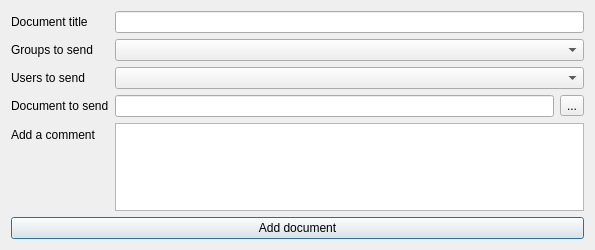
turulomio/didyoureadme, file ui/frmDocumentsIBM.ui: the form before one commit.
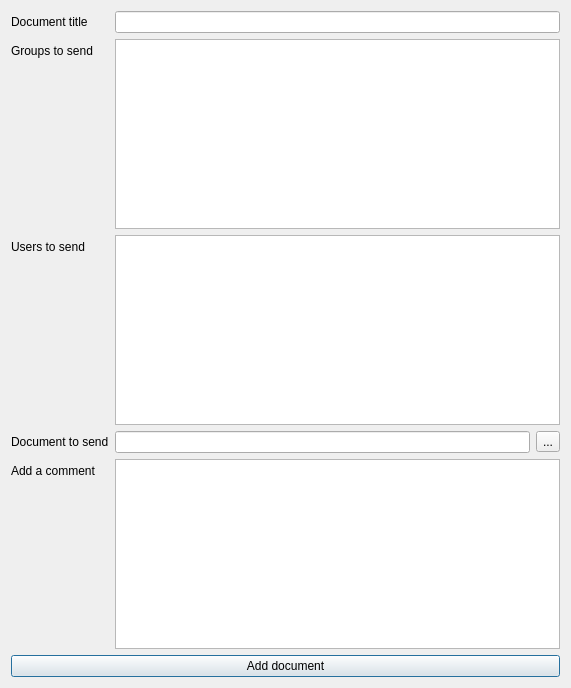
The form after the commit. Icons and pictures are not drawn.

What changed in the file:
```diff
--- a/ui/frmDocumentsIBM.ui
+++ b/ui/frmDocumentsIBM.ui
@@ -6,8 +6,8 @@
    <rect>
     <x>0</x>
     <y>0</y>
-    <width>595</width>
-    <height>250</height>
+    <width>571</width>
+    <height>688</height>
    </rect>
   </property>
   <property name="windowTitle">
@@ -43,12 +43,12 @@
         </widget>
        </item>
        <item row="1" column="1">
-        <widget class="QComboBox" name="cmbGroups">
-         <property name="sizePolicy">
-          <sizepolicy hsizetype="Expanding" vsizetype="Fixed">
-           <horstretch>0</horstretch>
-           <verstretch>0</verstretch>
-          </sizepolicy>
+        <widget class="QListView" name="lstGroups">
+         <property name="editTriggers">
+          <set>QAbstractItemView::NoEditTriggers</set>
+         </property>
+         <property name="selectionMode">
+          <enum>QAbstractItemView::NoSelection</enum>
          </property>
         </widget>
        </item>
@@ -60,12 +60,12 @@
         </widget>
        </item>
        <item row="2" column="1">
-        <widget class="QComboBox" name="cmbUsers">
-         <property name="sizePolicy">
-          <sizepolicy hsizetype="Expanding" vsizetype="Fixed">
-           <horstretch>0</horstretch>
-           <verstretch>0</verstretch>
-          </sizepolicy>
+        <widget class="QListView" name="lstUsers">
+         <property name="editTriggers">
+          <set>QAbstractItemView::NoEditTriggers</set>
+         </property>
+         <property name="selectionMode">
+          <enum>QAbstractItemView::NoSelection</enum>
          </property>
         </widget>
        </item>
```
Left out of the diff: 4 changed lines with no effect on the pictures.
